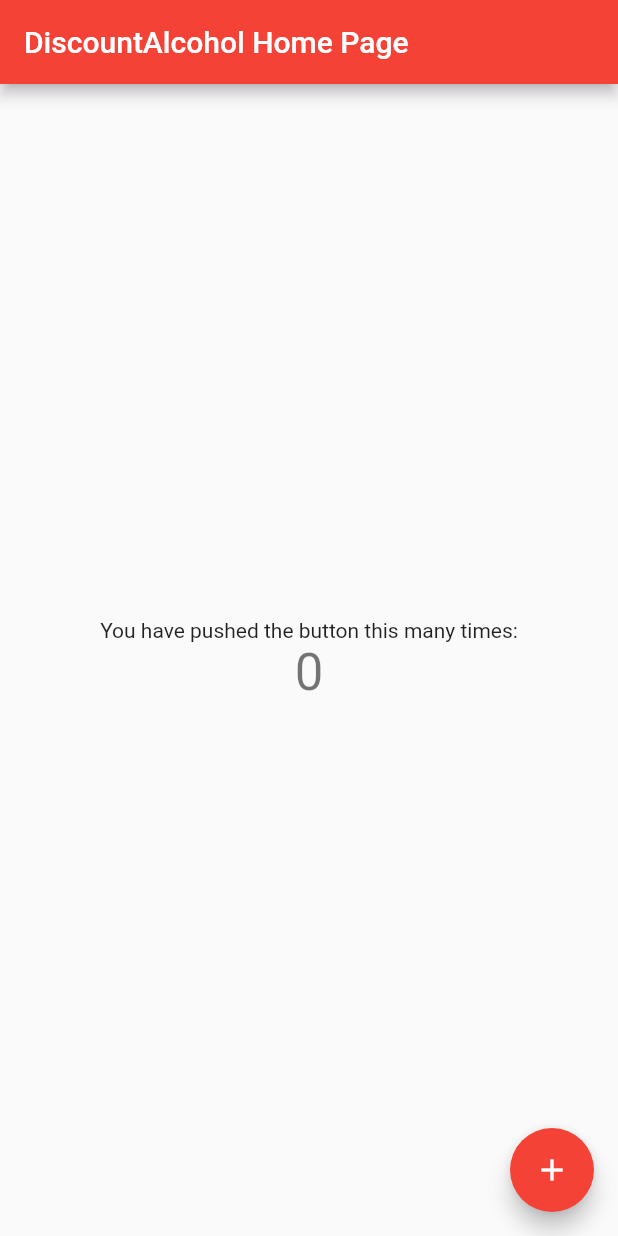
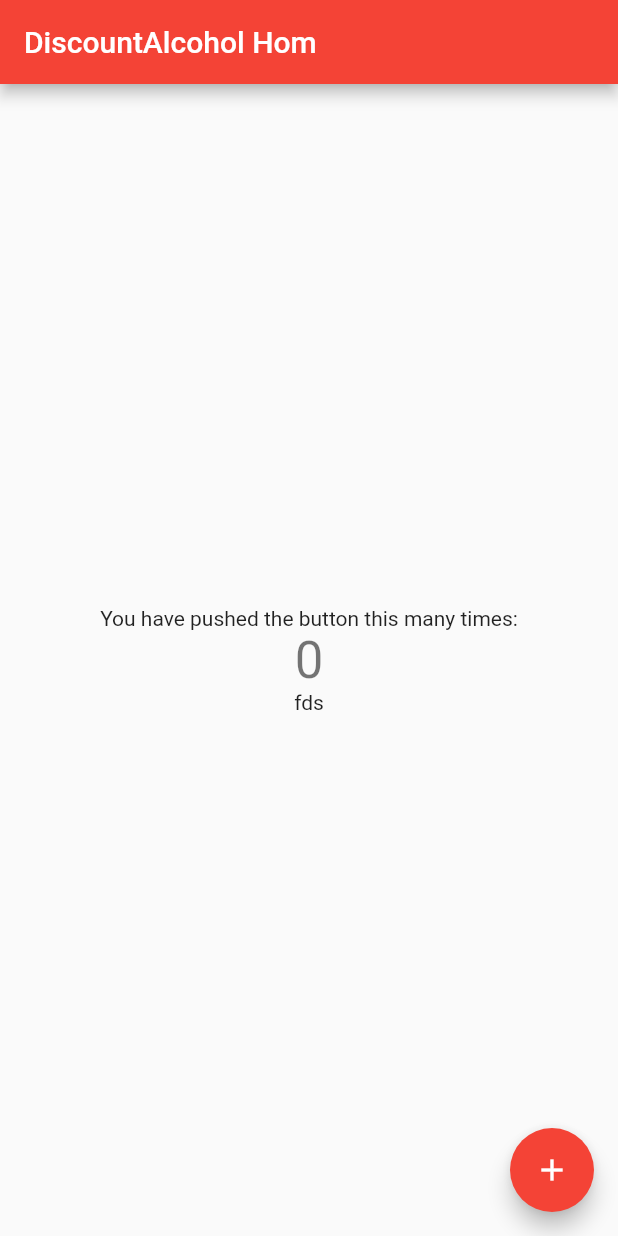
Before and after one commit to askudlarek/DiscountAlcohol, a Flutter app: the screen it shows after launch, on a phone screen of 412 x 824 dp. Run offline on Flutter 3.47's test engine with Material 2 defaults, Android fonts, the phone set to English and light mode, and no system bars.

Commit message:
Pushing main page to fork

```diff
--- a/discount_alcohol/lib/main.dart
+++ b/discount_alcohol/lib/main.dart
@@ -11,7 +11,7 @@ class DiscountAlcohol extends StatelessWidget {
       theme: ThemeData(
         primarySwatch: Colors.red,
       ),
-      home: MyHomePage(title: 'DiscountAlcohol Home Page'),
+      home: MyHomePage(title: 'DiscountAlcohol Hom'),
       debugShowCheckedModeBanner: false,
     );
   }
@@ -52,6 +52,7 @@ class _MyHomePageState extends State<MyHomePage> {
               '$_counter',
               style: Theme.of(context).textTheme.display1,
             ),
+            Text('fds')
           ],
         ),
       ),
```
